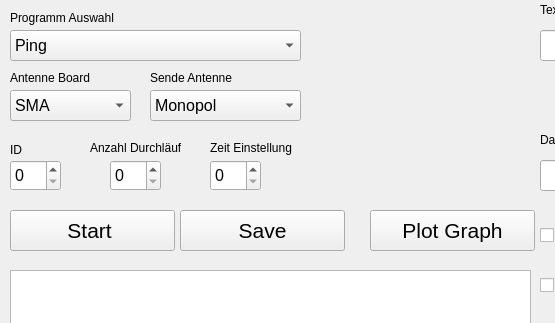
This is gui3.ui in ga32geg/Kathrein-Git as Qt 5 draws it before an edit; both pictures show x 0 to 555 and y 0 to 323 of the 1011 by 855 pixel window. The edited form follows.
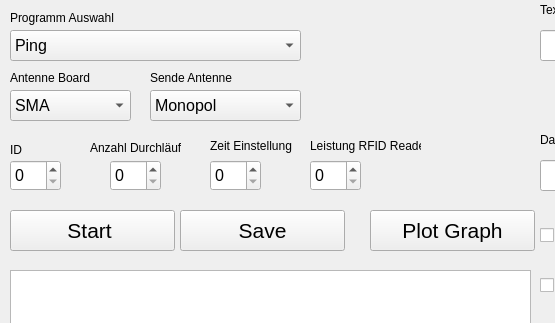
This is the edited form. Custom widgets are drawn as their Qt base class.

Commit message: gui Layout updated  time und Power zusätzlich  Ablauf funktioniert noch nicht komplett

```diff
--- a/gui3.ui
+++ b/gui3.ui
@@ -190,9 +190,9 @@
     <property name="geometry">
      <rect>
       <x>210</x>
-      <y>140</y>
-      <width>101</width>
-      <height>16</height>
+      <y>136</y>
+      <width>91</width>
+      <height>20</height>
      </rect>
     </property>
     <property name="text">
@@ -433,6 +433,40 @@
      <string>Plot Graph</string>
     </property>
    </widget>
+   <widget class="QSpinBox" name="spinBox_Leistung_dBm">
+    <property name="geometry">
+     <rect>
+      <x>310</x>
+      <y>160</y>
+      <width>51</width>
+      <height>31</height>
+     </rect>
+    </property>
+    <property name="font">
+     <font>
+      <pointsize>12</pointsize>
+     </font>
+    </property>
+    <property name="maximum">
+     <number>33</number>
+    </property>
+    <property name="singleStep">
+     <number>1</number>
+    </property>
+   </widget>
+   <widget class="QLabel" name="label_9">
+    <property name="geometry">
+     <rect>
+      <x>310</x>
+      <y>136</y>
+      <width>111</width>
+      <height>20</height>
+     </rect>
+    </property>
+    <property name="text">
+     <string>Leistung RFID Reader</string>
+    </property>
+   </widget>
   </widget>
   <widget class="QMenuBar" name="menubar">
    <property name="geometry">
```
The commit also changes 4 other files.
